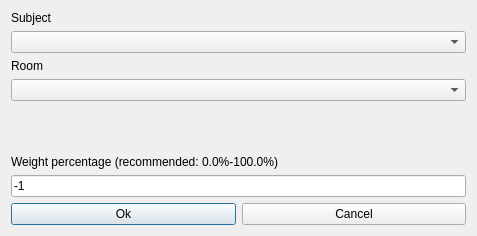
Above: src/interface/modifyconstraintsubjectpreferredroomform_template.ui from janLo/FET before the change. Below: the same form after it.
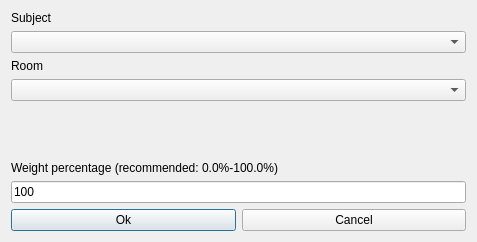
That is the form after the change.

What changed in the file:
```diff
--- a/src/interface/modifyconstraintsubjectpreferredroomform_template.ui
+++ b/src/interface/modifyconstraintsubjectpreferredroomform_template.ui
@@ -7,7 +7,7 @@
     <x>0</x>
     <y>0</y>
     <width>477</width>
-    <height>236</height>
+    <height>242</height>
    </rect>
   </property>
   <property name="windowTitle">
@@ -94,7 +94,7 @@
    <item row="3" column="0" colspan="2">
     <widget class="QLineEdit" name="weightLineEdit">
      <property name="text">
-      <string>-1</string>
+      <string notr="true">100</string>
      </property>
     </widget>
    </item>
```
Left out of the diff: 7 changed lines with no effect on the pictures.
